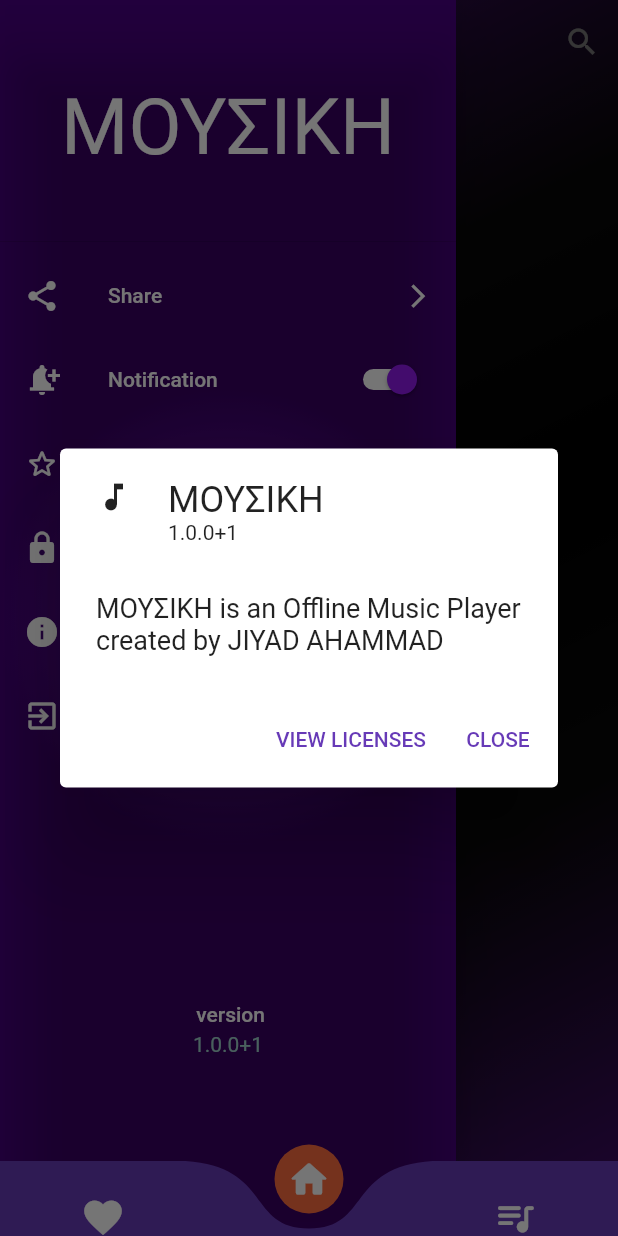
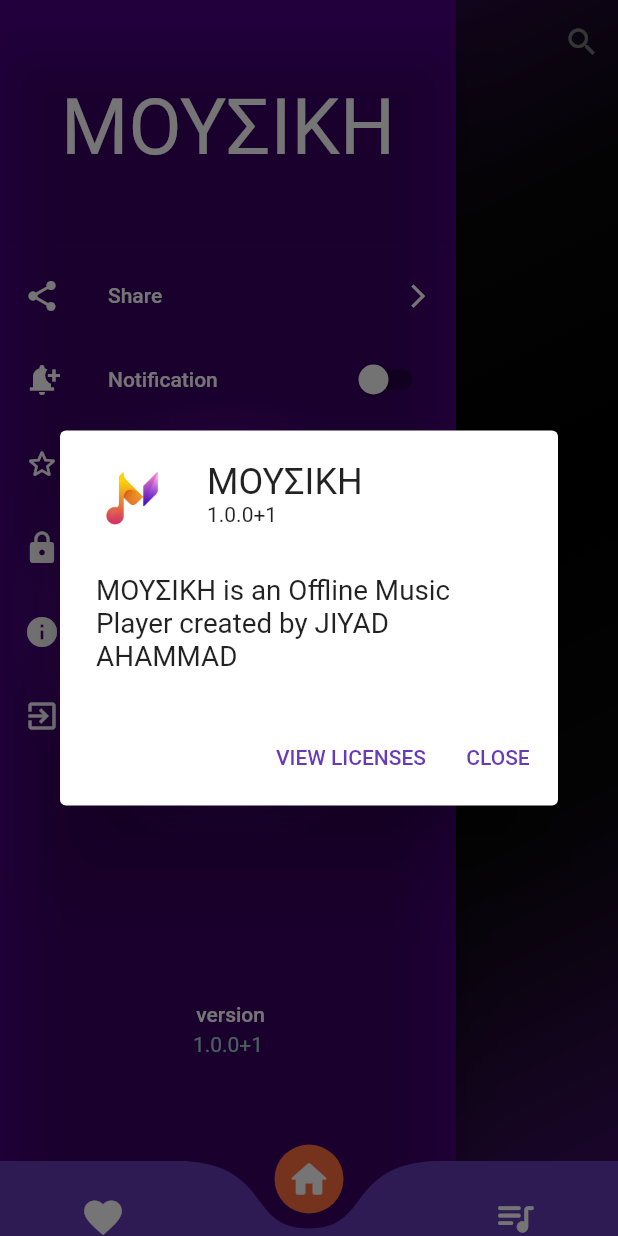
Before and after one commit to JiyadAhammad/music-player, a Flutter app: the screen it shows after launch, in the side drawer, after a tap on "About", on a phone screen of 412 x 824 dp. Run offline on Flutter 3.47's test engine with Material 2 defaults, Android fonts, the phone set to English and light mode, and no system bars; drawn by our look-alikes of curved_navigation_bar; our stand-ins replace assets_audio_player, flutter_rating_bar, flutter_screenutil, hive, hive_flutter, loading_animation_widget and 3 more; missing offline and left inert: rate_my_app; accounts and stored records are empty.

Commit message:
verson name and icon added

```diff
--- a/music/lib/screens/homescreen/homescreen.dart
+++ b/music/lib/screens/homescreen/homescreen.dart
@@ -39,7 +39,7 @@ class HomeScreen extends StatelessWidget {
         ),
       ),
       child: Scaffold(
-        drawer: const Navdrawer(),
+        drawer: Navdrawer(),
         // extendBodyBehindAppBar: true,
         backgroundColor: Colors.transparent,
         appBar: AppBar(
@@ -144,9 +144,8 @@ class HomeScreen extends StatelessWidget {
                         trailing: SizedBox(
                           width: 25,
                           child: popup(
-                            songId: fullSongs[index].metas.id.toString(),
-                            context: context
-                          ),
+                              songId: fullSongs[index].metas.id.toString(),
+                              context: context),
                         ),
                       ),
                     ),
--- a/music/lib/screens/homescreen/navdrawer/navdrawer.dart
+++ b/music/lib/screens/homescreen/navdrawer/navdrawer.dart
@@ -1,19 +1,22 @@
 import 'package:flutter/material.dart';
 import 'package:flutter/services.dart';
 import 'package:flutter_screenutil/flutter_screenutil.dart';
+import 'package:music/screens/splashscreen/splashscreen.dart';
 import 'package:music/widget/ratemyapp.dart';
 import 'package:rate_my_app/rate_my_app.dart';
 import 'package:share_plus/share_plus.dart';
 
 class Navdrawer extends StatefulWidget {
-  const Navdrawer({Key? key}) : super(key: key);
+  bool isSwitched = false;
+  Navdrawer({
+    Key? key,
+  }) : super(key: key);
 
   @override
   State<Navdrawer> createState() => _NavdrawerState();
 }
 
 class _NavdrawerState extends State<Navdrawer> {
-  bool isSwitched = false;
   @override
   Widget build(BuildContext context) {
     return Container(
@@ -66,11 +69,12 @@ class _NavdrawerState extends State<Navdrawer> {
                 style: TextStyle(color: Colors.white),
               ),
               trailing: Switch(
-                value: true,
+                value: widget.isSwitched,
                 onChanged: (value) {
                   setState(
                     () {
-                      isSwitched = true;
+                      widget.isSwitched = value;
+                      audioPlayer.showNotification = value;
                     },
                   );
                 },
@@ -209,13 +213,19 @@ class _NavdrawerState extends State<Navdrawer> {
               onTap: () {
                 showAboutDialog(
                     context: context,
-                    applicationIcon: const Icon(Icons.music_note),
+                    applicationIcon: const CircleAvatar(
+                      radius: 25,
+                      backgroundColor: Colors.white,
+                      backgroundImage:
+                          // Image.file("music/assets/img/luncher icon.png")
+                          AssetImage('assets/img/lunchericon.png'),
+                    ),
                     applicationName: "ΜΟΥΣΙΚΗ",
                     applicationVersion: "1.0.0+1",
                     children: [
-                      const Text(
+                      Text(
                         'ΜΟΥΣΙΚΗ is an Offline Music Player created by JIYAD AHAMMAD',
-                        style: TextStyle(fontSize: 18),
+                        style: TextStyle(fontSize: 18.sp),
                       ),
                     ]);
               },
--- a/music/lib/widget/openplayer.dart
+++ b/music/lib/widget/openplayer.dart
@@ -15,7 +15,7 @@ class Openplayer {
   openAssetPlayer({List<Audio>? songs, required int index}) async {
     audioPlayer.open(
       Playlist(audios: songs, startIndex: index),
-      showNotification: notify == null || notify == true ? true : false,
+      // showNotification: notify == null || notify == true ? true : false,
       notificationSettings: const NotificationSettings(
         stopEnabled: false,
       ),
```
Also changed, not shown: music/lib/screens/splashscreen/splashscreen.dart (+0 -15 lines), music/assets/img/launger icon.png (deleted), music/assets/img/lunchericon.png (added), music/assets/img/music player icon.jpg (deleted), music/assets/img/musicbg.jpg (deleted).
